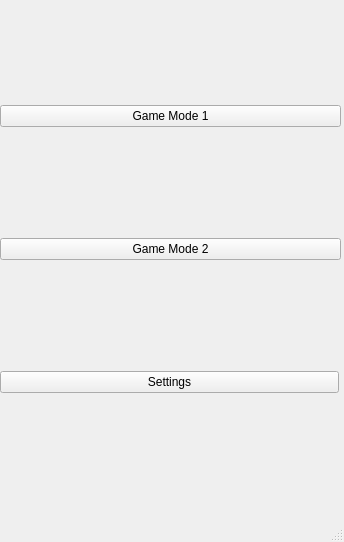
jdcia/TapGame, file src/mainwindow.ui: the form before one commit.
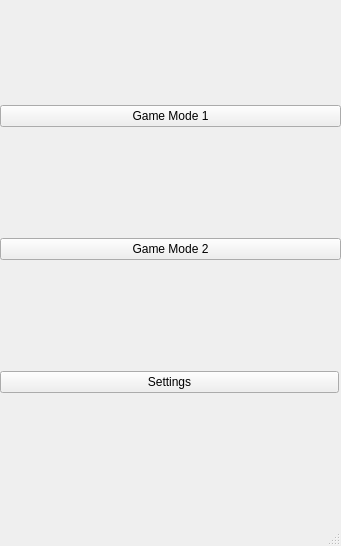
The form after the commit.

What changed in the file:
```diff
--- a/src/mainwindow.ui
+++ b/src/mainwindow.ui
@@ -6,8 +6,8 @@
    <rect>
     <x>0</x>
     <y>0</y>
-    <width>344</width>
-    <height>542</height>
+    <width>341</width>
+    <height>546</height>
    </rect>
   </property>
   <property name="windowTitle">
```
Left out of the diff: 2 changed lines with no effect on the pictures.
